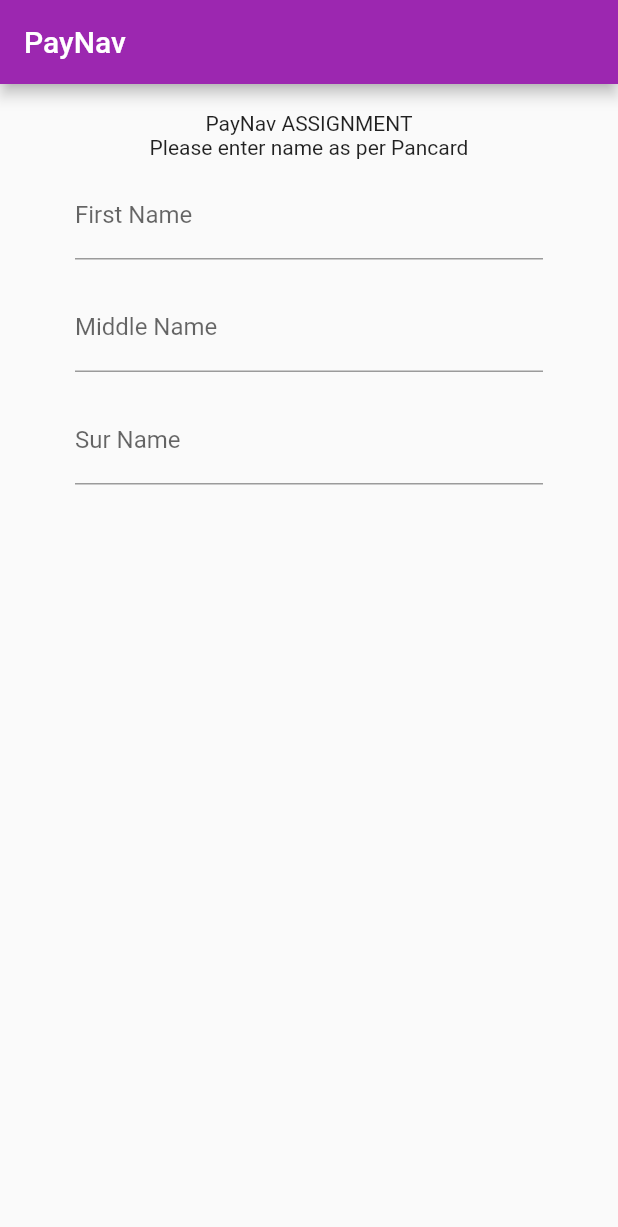
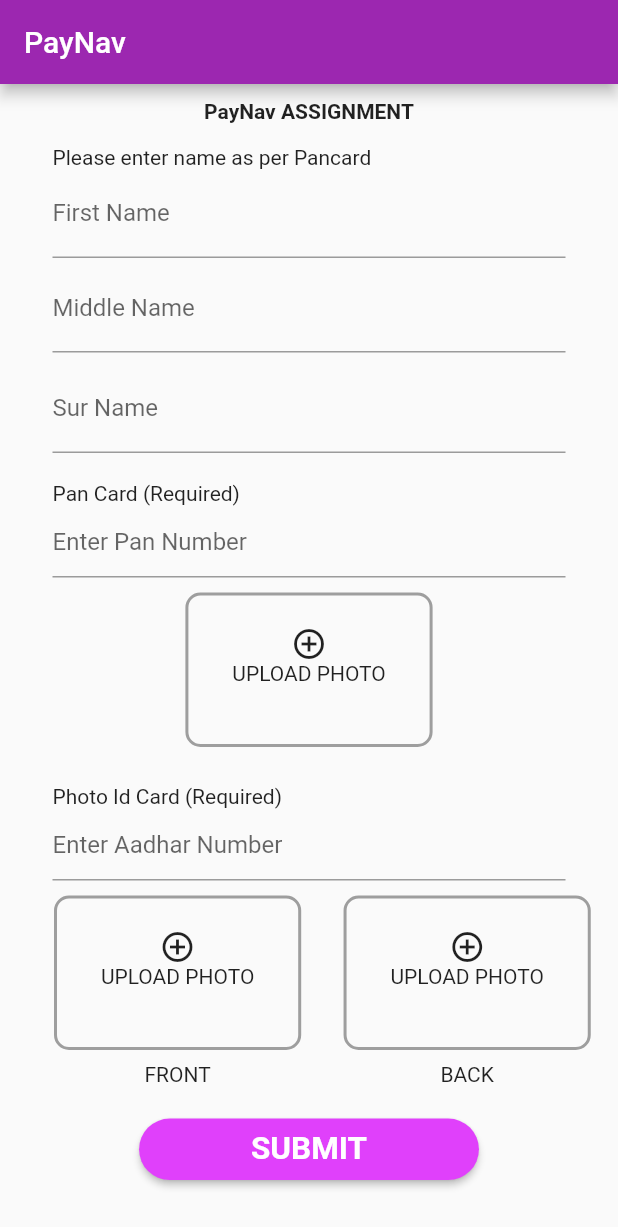
Before and after one commit to kodekittu/pay_nav, a Flutter app: the screen it shows after launch, on a phone screen of 412 x 824 dp. Shown: the top 1227 px of the screen. Run offline on Flutter 3.47's test engine with Material 2 defaults, Android fonts, the phone set to English and light mode, and no system bars.

Commit message:
second commit

```diff
--- a/lib/home_page.dart
+++ b/lib/home_page.dart
@@ -1,5 +1,6 @@
 import 'package:flutter/material.dart';
 import 'package:flutter/rendering.dart';
+import 'package:paynav/router.dart';
 
 class HomePage extends StatelessWidget {
   @override
@@ -10,36 +11,159 @@ class HomePage extends StatelessWidget {
         title: Text('PayNav'),
       ),
       body: Container(
-        padding: EdgeInsets.all(10),
-        child: SingleChildScrollView(padding: EdgeInsets.all(8),
-          child: Column(children: <Widget>[
-            Center(child: Text('PayNav ASSIGNMENT'),),
-            Text('Please enter name as per Pancard'),
-            Padding(padding: const EdgeInsets.symmetric(horizontal: 32, vertical: 8),
+        padding: EdgeInsets.all(6),
+        child: SingleChildScrollView(padding: EdgeInsets.all(4),
+          child: Column(
+            mainAxisAlignment: MainAxisAlignment.center,
+            children: <Widget>[
+            Center(child: Text('PayNav ASSIGNMENT',style: TextStyle(fontWeight: FontWeight.bold),),),
+            Padding(
+              padding: const EdgeInsets.only(top: 15, left: 25),
+              child: Container(alignment: Alignment.topLeft,
+                  child: Text('Please enter name as per Pancard',)
+              ),
+            ),
+            Padding(padding: const EdgeInsets.symmetric(horizontal: 25,),
             child: TextField(
-              obscureText: true,
-              decoration: InputDecoration(
+                decoration: InputDecoration(
                 labelText: "First Name", hasFloatingPlaceholder: true,
               ),
             ),
             ),
-            Padding(padding: const EdgeInsets.symmetric(horizontal: 32, vertical: 8),
+            Padding(padding: const EdgeInsets.symmetric(horizontal: 25, vertical: 4),
               child: TextField(
-                obscureText: true,
                 decoration: InputDecoration(
                   labelText: "Middle Name", hasFloatingPlaceholder: true,
                 ),
               ),
             ),
-            Padding(padding: const EdgeInsets.symmetric(horizontal: 32, vertical: 8),
+            Padding(padding: const EdgeInsets.symmetric(horizontal: 25, vertical: 4),
               child: TextField(
-                obscureText: true,
                 decoration: InputDecoration(
                   labelText: "Sur Name", hasFloatingPlaceholder: true,
                 ),
               ),
             ),
-
+            Padding(
+              padding: const EdgeInsets.only(top: 15, left: 25),
+              child: Container(alignment: Alignment.topLeft,
+                  child: Text('Pan Card (Required)')
+              ),
+            ),
+            Padding(padding: const EdgeInsets.symmetric(horizontal: 25,),
+              child: TextField(
+                decoration: InputDecoration(
+                  hintText: 'Enter Pan Number'
+                ),
+              ),
+            ),
+            Padding(
+              padding: const EdgeInsets.all(10.0),
+              child: Container(
+                height: data.size.width * 0.25,
+                width: data.size.height * 0.2,
+                decoration: BoxDecoration(
+                  borderRadius: BorderRadius.circular(10),
+                  border: Border.all(color: Colors.grey, width: 2)
+                ),
+                child: Padding(
+                  padding: const EdgeInsets.only(top: 20.0),
+                  child: Center(child: Column(children: <Widget>[
+                    Icon(Icons.add_circle_outline),
+                    Text('UPLOAD PHOTO')
+                  ],),),
+                ),
+              ),
+            ),
+            Padding(
+              padding: const EdgeInsets.only(top: 15, left: 25),
+               child: Container(alignment: Alignment.topLeft,
+                  child: Text('Photo Id Card (Required)')
+              ),
+            ),
+            Padding(padding: const EdgeInsets.symmetric(horizontal: 25,),
+              child: TextField(
+                decoration: InputDecoration(
+                    hintText: 'Enter Aadhar Number'
+                ),
+              ),
+            ),
+            Padding(
+              padding: const EdgeInsets.only(left: 16.0),
+              child: Row(
+                children: <Widget>[
+                  Padding(
+                    padding: const EdgeInsets.all(10.0),
+                    child: Column(
+                      children: <Widget>[
+                        Container(
+                          height: data.size.width * 0.25,
+                          width: data.size.height * 0.2,
+                          decoration: BoxDecoration(
+                              borderRadius: BorderRadius.circular(10),
+                              border: Border.all(color: Colors.grey, width: 2)
+                          ),
+                          child: Padding(
+                            padding: const EdgeInsets.only(top: 20.0),
+                            child: Center(child: Column(children: <Widget>[
+                              Icon(Icons.add_circle_outline),
+                              Text('UPLOAD PHOTO')
+                            ],),),
+                          ),
+                        ),
+                        SizedBox(height: data.size.height *0.01,),
+                        Text('FRONT'),
+                      ],
+                    ),
+                  ),
+                  SizedBox(width: data.size.width * 0.02,),
+                  Padding(
+                    padding: const EdgeInsets.all(10.0),
+                    child: Column(
+                      children: <Widget>[
+                        Container(
+                          height: data.size.width * 0.25,
+                          width: data.size.height * 0.2,
+                          decoration: BoxDecoration(
+                              borderRadius: BorderRadius.circular(10),
+                              border: Border.all(color: Colors.grey, width: 2)
+                          ),
+                          child: Padding(
+                            padding: const EdgeInsets.only(top: 20.0),
+                            child: Center(child: Column(children: <Widget>[
+                              Icon(Icons.add_circle_outline),
+                              Text('UPLOAD PHOTO')
+                            ],),),
+                          ),
+                        ),
+                        SizedBox(height: data.size.height *0.01,),
+                        Text('BACK'),
+                      ],
+                    ),
+                  ),
+                ],
+              ),
+            ),
+            Padding(
+              padding: const EdgeInsets.all(8.0),
+              child: Center(
+                child: SizedBox(
+                  width: data.size.width * 0.55,
+                  child: RaisedButton(
+                    padding: const EdgeInsets.all(8.0),
+                    color: Colors.purpleAccent,
+                    splashColor: Colors.amber,
+                    child: Text("SUBMIT".toUpperCase(),
+                      style: TextStyle(fontSize: 21,color: Colors.white,fontWeight: FontWeight.bold),
+                    ),
+                    onPressed: () => Navigator.pushNamed(context, paymntRoute),
+                    shape: RoundedRectangleBorder(
+                        borderRadius: BorderRadius.circular(30.0)
+                    ),
+                  ),
+                ),
+              ),
+            )
           ],),
         ),
       ),
--- a/lib/router.dart
+++ b/lib/router.dart
@@ -1,12 +1,16 @@
 import 'package:flutter/material.dart';
+import 'package:paynav/paymnt_page.dart';
 import 'home_page.dart';
 
 const String splashScreenViewRoute = '/';
 const String homeRoute = 'home';
+const String paymntRoute = 'paymnt';
 
 Route<dynamic> generateRoute(RouteSettings settings) {
   switch (settings.name){
     case homeRoute:
       return MaterialPageRoute(builder: (context) => HomePage());
+    case paymntRoute:
+      return MaterialPageRoute(builder: (context) => PaymntPage());
   }
 }
```
Also changed, not shown: lib/paymnt_page.dart (added, +129 -0 lines).
